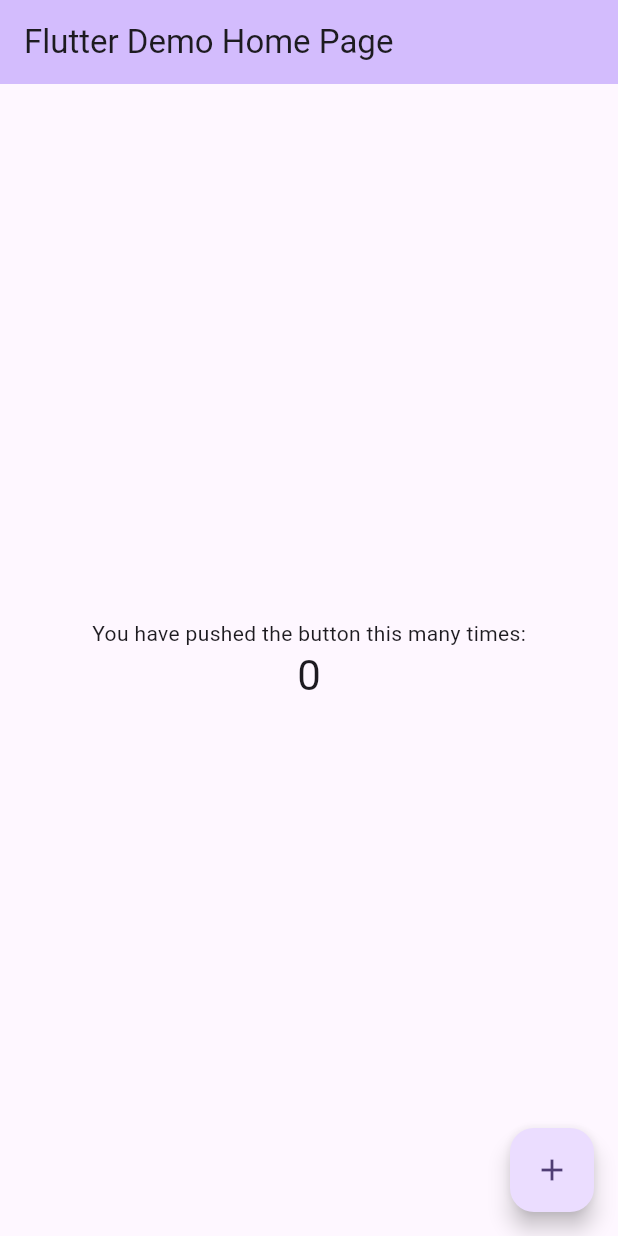
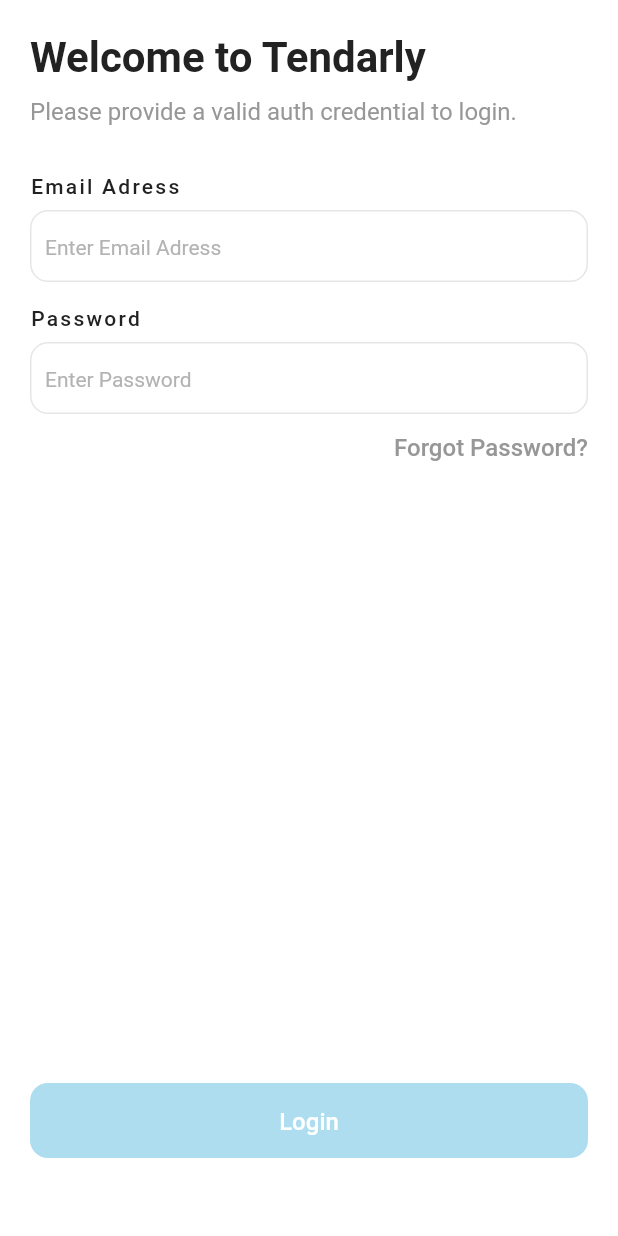
Before and after one commit to softcoder404/flutter-benders-flutter-localization, a Flutter app: the screen it shows after launch, on a phone screen of 412 x 824 dp. Run offline on Flutter 3.47's test engine with Material 2 defaults, Android fonts, the light colour scheme and no system bars; Roboto replaces fonts that are missing (FixelText).

Commit message:
starter project

```diff
--- /dev/null
+++ b/app_l10n/lib/components/buttons/primary_button.dart
@@ -0,0 +1,75 @@
+import 'package:flutter/material.dart';
+
+import '../../themes/colors.dart';
+import '../../themes/spacing.dart';
+import '../../themes/styles.dart';
+
+class PrimaryButton extends StatelessWidget {
+  const PrimaryButton({
+    super.key,
+    this.disabled = true,
+    this.isLoading = false,
+    this.title,
+    this.onTap,
+    this.bgColor,
+    this.btnIcon,
+    this.titleColor,
+    this.height,
+    this.btnTextStyle,
+  });
+  final String? title;
+  final bool disabled;
+  final VoidCallback? onTap;
+  final bool isLoading;
+  final Color? bgColor;
+  final Color? titleColor;
+  final Widget? btnIcon;
+  final double? height;
+  final TextStyle? btnTextStyle;
+  @override
+  Widget build(BuildContext context) {
+    return InkWell(
+      onTap: isLoading ? null : onTap,
+      child: SizedBox(
+        height: height ?? 50,
+        width: double.infinity,
+        child: Material(
+          shadowColor: AppColors.bgSecondary,
+          shape: RoundedRectangleBorder(
+            borderRadius: BorderRadius.circular(12),
+          ),
+          color: disabled
+              ? AppColors.systemPrimary.withOpacity(.35)
+              : bgColor ?? AppColors.systemPrimary,
+          elevation: disabled ? 0 : .5,
+          child: Align(
+            alignment: Alignment.center,
+            child: isLoading
+                ? const SizedBox(
+                    height: 22,
+                    width: 22,
+                    child: CircularProgressIndicator(
+                      backgroundColor: Colors.white,
+                    ),
+                  )
+                : Row(
+                    mainAxisAlignment: MainAxisAlignment.center,
+                    children: [
+                      if (btnIcon != null) ...[
+                        btnIcon!,
+                        HSpace.tiny,
+                      ],
+                      Text(
+                        title ?? 'Primary Button',
+                        style: btnTextStyle ??
+                            AppTextStyle.buttonMedium
+                                .copyWith(color: titleColor ?? Colors.white),
+                      ),
+                    ],
+                  ),
+          ),
+        ),
+      ),
+    );
+  }
+}
--- /dev/null
+++ b/app_l10n/lib/components/forms/app_text_field.dart
@@ -0,0 +1,134 @@
+import 'package:flutter/material.dart';
+import 'package:flutter/services.dart';
+
+import '../../themes/colors.dart';
+import '../../themes/spacing.dart';
+import '../../themes/styles.dart';
+import '../../themes/theme.dart';
+
+class AppTextField extends StatelessWidget {
+  const AppTextField({
+    super.key,
+    this.hintText,
+    this.showCountryCode = false,
+    this.controller,
+    this.validator,
+    this.onError = false,
+    this.errorMessage,
+    this.onSaved,
+    this.hideTitle = false,
+    this.title,
+    this.suffixIcon,
+    this.preffixIcon,
+    this.showErrorBorderOnly = false,
+    this.inputFormatters,
+    this.minLines,
+    this.keyboardType,
+    this.showRemoveText = false,
+    this.onRemove,
+    this.initialValue,
+    this.readOnly = false,
+  });
+  final String? hintText;
+  final bool showCountryCode;
+  final bool showErrorBorderOnly;
+  final TextEditingController? controller;
+  final String? Function(String?)? validator;
+  final bool onError;
+  final String? errorMessage;
+  final void Function(String?)? onSaved;
+  final String? title;
+  final Widget? suffixIcon;
+  final bool hideTitle;
+  final int? minLines;
+  final Widget? preffixIcon;
+  final List<TextInputFormatter>? inputFormatters;
+  final TextInputType? keyboardType;
+  final bool showRemoveText;
+  final VoidCallback? onRemove;
+  final String? initialValue;
+  final bool readOnly;
+  @override
+  Widget build(BuildContext context) {
+    final textTheme = Theme.of(context).textTheme;
+    return Column(
+      crossAxisAlignment: CrossAxisAlignment.start,
+      children: [
+        //field Title
+        if (!hideTitle)
+          Padding(
+            padding: const EdgeInsets.only(bottom: 8),
+            child: Row(
+              mainAxisAlignment: MainAxisAlignment.spaceBetween,
+              children: [
+                Text(
+                  title ?? 'Title',
+                  style: textTheme.labelSmall,
+                ),
+                if (showRemoveText)
+                  InkWell(
+                    onTap: onRemove,
+                    child: Text(
+                      'Remove',
+                      style: AppTextStyle.buttonSmall.copyWith(
+                        color: AppColors.systemNegative,
+                      ),
+                    ),
+                  )
+              ],
+            ),
+          ),
+        //field
+        Row(
+          crossAxisAlignment: CrossAxisAlignment.start,
+          children: [
+            Expanded(
+              child: TextFormField(
+                controller: controller,
+                onSaved: onSaved,
+                onChanged: onSaved,
+                readOnly: readOnly,
+                initialValue: initialValue,
+                obscureText: keyboardType == TextInputType.visiblePassword,
+                minLines: minLines,
+                keyboardType: keyboardType,
+                inputFormatters: inputFormatters,
+                maxLines: minLines != null ? minLines! + 3 : 1,
+                decoration: InputDecoration(
+                  hintText: hintText ?? 'Enter $title',
+                  prefixIcon: preffixIcon == null
+                      ? null
+                      : Padding(
+                          padding: const EdgeInsets.only(
+                              left: 4, top: 12, bottom: 12),
+                          child: preffixIcon,
+                        ),
+                  suffixIcon: showErrorBorderOnly
+                      ? null
+                      : Padding(
+                          padding: const EdgeInsets.only(
+                              left: 4, top: 12, bottom: 12),
+                          child: suffixIcon,
+                        ),
+                  focusedBorder: onError ? AppThemes.errorInputBorder : null,
+                  errorStyle: textTheme.bodySmall
+                      ?.copyWith(color: AppColors.systemNegative),
+                ),
+              ),
+            ),
+          ],
+        ),
+        if (onError && !showErrorBorderOnly) ...[
+          VSpace.veryTiny,
+          Text(
+            errorMessage ?? 'error message goes here',
+            style:
+                textTheme.bodySmall?.copyWith(color: AppColors.systemNegative),
+            maxLines: 2,
+            overflow: TextOverflow.ellipsis,
+          ),
+        ],
+      ],
+    );
+  }
+}
--- /dev/null
+++ b/app_l10n/lib/login/login_screen.dart
@@ -0,0 +1,73 @@
+import 'package:flutter/material.dart';
+
+import '../components/buttons/primary_button.dart';
+import '../components/forms/app_text_field.dart';
+import '../themes/colors.dart';
+import '../themes/spacing.dart';
+import '../themes/styles.dart';
+
+class LoginScreen extends StatelessWidget {
+  const LoginScreen({super.key});
+
+  @override
+  Widget build(BuildContext context) {
+    return Scaffold(
+      resizeToAvoidBottomInset: false, // this is new
+      backgroundColor: Colors.white,
+      body: SafeArea(
+          child: SizedBox.expand(
+        child: Padding(
+          padding: const EdgeInsets.all(20),
+          child: Column(
+            crossAxisAlignment: CrossAxisAlignment.stretch,
+            mainAxisSize: MainAxisSize.max,
+            children: [
+              Text(
+                'Welcome to Tendarly',
+                style: AppTextStyle.headingMedium.copyWith(
+                  color: AppColors.contentPrimary,
+                ),
+              ),
+              VSpace.tiny,
+              Text(
+                'Please provide a valid auth credential to login.',
+                style: AppTextStyle.bodyMedium
+                    .copyWith(color: AppColors.contentSecondary),
+              ),
+              VSpace.large,
+              const AppTextField(
+                title: 'Email Adress',
+                keyboardType: TextInputType.emailAddress,
+                errorMessage: 'Invalid email address',
+              ),
+              VSpace.medium,
+              const AppTextField(
+                  title: 'Password',
+                  keyboardType: TextInputType.visiblePassword),
+              VSpace.small,
+              Align(
+                alignment: Alignment.centerRight,
+                child: InkWell(
+                  onTap: () {},
+                  child: Text(
+                    'Forgot Password?',
+                    style: AppTextStyle.labelMedium
+                        .copyWith(color: AppColors.contentSecondary),
+                  ),
+                ),
+              ),
+              const Spacer(),
+              PrimaryButton(
+                onTap: () {
+                  FocusScope.of(context).unfocus();
+                },
+                title: 'Login',
+              ),
+              VSpace.large,
+            ],
+          ),
+        ),
+      )),
+    );
+  }
+}
--- a/app_l10n/lib/main.dart
+++ b/app_l10n/lib/main.dart
@@ -1,3 +1,5 @@
+import 'package:app_l10n/login/login_screen.dart';
+import 'package:app_l10n/themes/theme.dart';
 import 'package:flutter/material.dart';
 
 void main() {
@@ -11,115 +13,9 @@
   @override
   Widget build(BuildContext context) {
     return MaterialApp(
-      title: 'Flutter Demo',
-      theme: ThemeData(
-        // This is the theme of your application.
-        //
-        // TRY THIS: Try running your application with "flutter run". You'll see
-        // the application has a blue toolbar. Then, without quitting the app,
-        // try changing the seedColor in the colorScheme below to Colors.green
-        // and then invoke "hot reload" (save your changes or press the "hot
-        // reload" button in a Flutter-supported IDE, or press "r" if you used
-        // the command line to start the app).
-        //
-        // Notice that the counter didn't reset back to zero; the application
-        // state is not lost during the reload. To reset the state, use hot
-        // restart instead.
-        //
-        // This works for code too, not just values: Most code changes can be
-        // tested with just a hot reload.
-        colorScheme: ColorScheme.fromSeed(seedColor: Colors.deepPurple),
-        useMaterial3: true,
-      ),
-      home: const MyHomePage(title: 'Flutter Demo Home Page'),
+      title: 'App l10n Demo',
+      theme: AppThemes.lightTheme,
+      home: const LoginScreen(),
     );
   }
 }
-
-class MyHomePage extends StatefulWidget {
-  const MyHomePage({super.key, required this.title});
-
-  // This widget is the home page of your application. It is stateful, meaning
-  // that it has a State object (defined below) that contains fields that affect
-  // how it looks.
-
-  // This class is the configuration for the state. It holds the values (in this
-  // case the title) provided by the parent (in this case the App widget) and
-  // used by the build method of the State. Fields in a Widget subclass are
-  // always marked "final".
-
-  final String title;
-
-  @override
-  State<MyHomePage> createState() => _MyHomePageState();
-}
-
-class _MyHomePageState extends State<MyHomePage> {
-  int _counter = 0;
-
-  void _incrementCounter() {
-    setState(() {
-      // This call to setState tells the Flutter framework that something has
-      // changed in this State, which causes it to rerun the build method below
-      // so that the display can reflect the updated values. If we changed
-      // _counter without calling setState(), then the build method would not be
-      // called again, and so nothing would appear to happen.
-      _counter++;
-    });
-  }
-
-  @override
-  Widget build(BuildContext context) {
-    // This method is rerun every time setState is called, for instance as done
-    // by the _incrementCounter method above.
-    //
-    // The Flutter framework has been optimized to make rerunning build methods
-    // fast, so that you can just rebuild anything that needs updating rather
-    // than having to individually change instances of widgets.
-    return Scaffold(
-      appBar: AppBar(
-        // TRY THIS: Try changing the color here to a specific color (to
-        // Colors.amber, perhaps?) and trigger a hot reload to see the AppBar
-        // change color while the other colors stay the same.
-        backgroundColor: Theme.of(context).colorScheme.inversePrimary,
-        // Here we take the value from the MyHomePage object that was created by
-        // the App.build method, and use it to set our appbar title.
-        title: Text(widget.title),
-      ),
-      body: Center(
-        // Center is a layout widget. It takes a single child and positions it
-        // in the middle of the parent.
-        child: Column(
-          // Column is also a layout widget. It takes a list of children and
-          // arranges them vertically. By default, it sizes itself to fit its
-          // children horizontally, and tries to be as tall as its parent.
-          //
-          // Column has various properties to control how it sizes itself and
-          // how it positions its children. Here we use mainAxisAlignment to
-          // center the children vertically; the main axis here is the vertical
-          // axis because Columns are vertical (the cross axis would be
-          // horizontal).
-          //
-          // TRY THIS: Invoke "debug painting" (choose the "Toggle Debug Paint"
-          // action in the IDE, or press "p" in the console), to see the
-          // wireframe for each widget.
-          mainAxisAlignment: MainAxisAlignment.center,
-          children: <Widget>[
-            const Text(
-              'You have pushed the button this many times:',
-            ),
-            Text(
-              '$_counter',
-              style: Theme.of(context).textTheme.headlineMedium,
-            ),
-          ],
-        ),
-      ),
-      floatingActionButton: FloatingActionButton(
-        onPressed: _incrementCounter,
-        tooltip: 'Increment',
-        child: const Icon(Icons.add),
-      ), // This trailing comma makes auto-formatting nicer for build methods.
-    );
-  }
-}
--- /dev/null
+++ b/app_l10n/lib/themes/colors.dart
@@ -0,0 +1,24 @@
+import 'package:flutter/painting.dart';
+
+class AppColors {
+  //!System Colors
+  static const Color systemPrimary = Color(0xff149DD1);
+  static const Color systemSecondary = Color(0xff09BB89);
+  static const Color systemNegative = Color(0xffF25E43);
+  static const Color systemPositive = Color(0xff0BB02F);
+  static const Color systemWarning = Color(0xffFFA500);
+  static const Color systemAccent = Color(0xff007BFF);
+  //!Background Colors
+  static const Color bgPrimary = Color(0xffFFFFFF);
+  static const Color bgSecondary = Color(0xffF6F6F6);
+  static const Color bgNegativeLight = Color(0xffFFF7F6);
+  static const Color bgPositiveLight = Color(0xffF2FCF2);
+  static const Color bgWarningLight = Color(0xffFFEDCC);
+  //!Content Colors
+  static const Color contentPrimary = Color(0xff222222);
+  static const Color contentSecondary = Color(0xff979797);
+  static const Color contentDisable = Color(0xffB3B3B3);
+  //!Border Colors
+  static const Color borderPrimary = Color(0xffE6E6E6);
+  static const Color borderSecondary = Color(0xff007BFF);
+}
--- /dev/null
+++ b/app_l10n/lib/themes/spacing.dart
@@ -0,0 +1,36 @@
+import 'package:flutter/widgets.dart';
+
+class AppSize {
+  static const double xSmall = 4;
+  static const double small = 8;
+  static const double medium = 12;
+  static const double mediumLarge = 16;
+  static const double large = 20;
+  static const double xLarge = 24;
+  static const double xxLarge = 32;
+  static const double xxxLarge = 64;
+  static const double padding = 25;
+  static double screenWidth(BuildContext context) =>
+      MediaQuery.of(context).size.width;
+  static double screenHeight(BuildContext context) =>
+      MediaQuery.of(context).size.height;
+}
+
+class VSpace {
+  static const Widget veryTiny = SizedBox(height: AppSize.xSmall);
+  static const Widget tiny = SizedBox(height: AppSize.small);
+  static const Widget small = SizedBox(height: AppSize.medium);
+  static const Widget medium = SizedBox(height: AppSize.mediumLarge);
+  static const Widget large = SizedBox(height: AppSize.xxLarge);
+  static const Widget xLarge = SizedBox(height: 42);
+  static const Widget massive = SizedBox(height: AppSize.xxxLarge);
+}
+
+class HSpace {
+  static const Widget veryTiny = SizedBox(width: AppSize.xSmall);
+  static const Widget tiny = SizedBox(width: AppSize.small);
+  static const Widget small = SizedBox(width: AppSize.medium);
+  static const Widget medium = SizedBox(width: AppSize.mediumLarge);
+  static const Widget large = SizedBox(width: AppSize.xxLarge);
+  static const Widget massive = SizedBox(width: AppSize.xxxLarge);
+}
--- /dev/null
+++ b/app_l10n/lib/themes/styles.dart
@@ -0,0 +1,155 @@
+import 'package:flutter/material.dart';
+
+// App Typography
+
+abstract class AppTextStyle {
+  //! Display
+  static const displayLarge = TextStyle(
+    fontWeight: FontWeight.w700,
+    fontSize: 96,
+    height: 1.16,
+    fontFamily: 'FixelText',
+  );
+  static const displayMedium = TextStyle(
+    fontWeight: FontWeight.w600,
+    fontSize: 52,
+    height: 1.23,
+    fontFamily: 'FixelText',
+  );
+  static const displaySmall = TextStyle(
+    fontWeight: FontWeight.w600,
+    fontSize: 44,
+    height: 1.18,
+    fontFamily: 'FixelText',
+  );
+  static const displayXSmall = TextStyle(
+    fontWeight: FontWeight.w600,
+    fontSize: 36,
+    height: 1.2,
+    fontFamily: 'FixelText',
+  );
+  //! Headings
+  static const headingXxLarge = TextStyle(
+    fontWeight: FontWeight.w700,
+    fontSize: 40,
+    height: 1.3,
+    fontFamily: 'FixelText',
+  );
+  static const headingXLarge = TextStyle(
+    fontWeight: FontWeight.w700,
+    fontSize: 36,
+    height: 1.2,
+    fontFamily: 'FixelText',
+  );
+  static const headingLarge = TextStyle(
+    fontWeight: FontWeight.w600,
+    fontSize: 32,
+    height: 1.25,
+    fontFamily: 'FixelText',
+  );
+  static const headingMedium = TextStyle(
+    fontWeight: FontWeight.w600,
+    fontSize: 28,
+    height: 1.28,
+    fontFamily: 'FixelText',
+  );
+  static const headingSmall = TextStyle(
+    fontWeight: FontWeight.w600,
+    fontSize: 24,
+    height: 1.2,
+    fontFamily: 'FixelText',
+  );
+  static const headingXSmall = TextStyle(
+    fontWeight: FontWeight.w600,
+    fontSize: 20,
+    height: 1.4,
+    fontFamily: 'FixelText',
+  );
+  static const headingXXSmall = TextStyle(
+    fontWeight: FontWeight.w600,
+    fontSize: 18,
+    height: 1.28,
+    fontFamily: 'FixelText',
+  );
+  static const headingXXXSmall = TextStyle(
+    fontWeight: FontWeight.w600,
+    fontSize: 16,
+    height: 1.2,
+    fontFamily: 'FixelText',
+  );
+  //! Labels
+  static const labelLarge = TextStyle(
+    fontWeight: FontWeight.w600,
+    fontSize: 18,
+    height: 1.13,
+    fontFamily: 'FixelText',
+  );
+  static const labelMedium = TextStyle(
+    fontWeight: FontWeight.w500,
+    fontSize: 16,
+    height: 1.25,
+    fontFamily: 'FixelText',
+  );
+  static const labelSmall = TextStyle(
+    fontWeight: FontWeight.w500,
+    fontSize: 14,
+    height: 1.14,
+    fontFamily: 'FixelText',
+  );
+  static const labelXSmall = TextStyle(
+    fontWeight: FontWeight.w500,
+    fontSize: 12,
+    height: 1.14,
+    fontFamily: 'FixelText',
+  );
+  //! Body
+  static const bodyLarge = TextStyle(
+    fontWeight: FontWeight.w400,
+    fontSize: 18,
+    height: 1.13,
+    fontFamily: 'FixelText',
+  );
+  static const bodyMedium = TextStyle(
+    fontWeight: FontWeight.w400,
+    fontSize: 16,
+    height: 1.25,
+    fontFamily: 'FixelText',
+  );
+  static const bodySmall = TextStyle(
+    fontWeight: FontWeight.w400,
+    fontSize: 14,
+    height: 1.14,
+    fontFamily: 'FixelText',
+  );
+  static const bodyXSmall = TextStyle(
+    fontWeight: FontWeight.w400,
+    fontSize: 12,
+    height: 1.14,
+    fontFamily: 'FixelText',
+  );
+  //! Buttons
+  static const buttonLarge = TextStyle(
+    fontWeight: FontWeight.w500,
+    fontSize: 18,
+    height: 1.13,
+    fontFamily: 'FixelText',
+  );
+  static const buttonMedium = TextStyle(
+    fontWeight: FontWeight.w500,
+    fontSize: 16,
+    height: 1.25,
+    fontFamily: 'FixelText',
+  );
+  static const buttonSmall = TextStyle(
+    fontWeight: FontWeight.w500,
+    fontSize: 14,
+    height: 1.14,
+    fontFamily: 'FixelText',
+  );
+  static const buttonXSmall = TextStyle(
+    fontWeight: FontWeight.w500,
+    fontSize: 12,
+    height: 1.14,
+    fontFamily: 'FixelText',
+  );
+}
--- /dev/null
+++ b/app_l10n/lib/themes/theme.dart
@@ -0,0 +1,74 @@
+import 'package:app_l10n/themes/styles.dart';
+import 'package:flutter/material.dart';
+
+import 'colors.dart';
+
+class AppThemes {
+  static final errorInputBorder = OutlineInputBorder(
+    borderRadius: BorderRadius.circular(12.0),
+    borderSide: const BorderSide(
+      color: AppColors.systemNegative,
+    ),
+  );
+  static final focusedBorder = OutlineInputBorder(
+    borderRadius: BorderRadius.circular(12.0),
+    borderSide: BorderSide(
+      color: AppColors.borderSecondary.withOpacity(.3),
+    ),
+  );
+  static final ThemeData lightTheme = ThemeData(
+    fontFamily: 'FixelText',
+    scaffoldBackgroundColor: AppColors.bgPrimary,
+    colorScheme: ColorScheme.light(
+      primary: AppColors.systemPrimary,
+      secondary: AppColors.systemPrimary,
+      onErrorContainer: AppColors.systemNegative.withOpacity(.3),
+    ),
+    textTheme: TextTheme(
+      displayLarge:
+          AppTextStyle.displayLarge.copyWith(color: AppColors.contentPrimary),
+      displayMedium:
+          AppTextStyle.displayMedium.copyWith(color: AppColors.contentPrimary),
+      displaySmall:
+          AppTextStyle.displaySmall.copyWith(color: AppColors.contentPrimary),
+      bodyLarge:
+          AppTextStyle.bodyLarge.copyWith(color: AppColors.contentPrimary),
+      bodyMedium:
+          AppTextStyle.bodyMedium.copyWith(color: AppColors.contentPrimary),
+      bodySmall:
+          AppTextStyle.bodySmall.copyWith(color: AppColors.contentPrimary),
+      headlineLarge:
+          AppTextStyle.headingLarge.copyWith(color: AppColors.contentPrimary),
+      headlineMedium:
+          AppTextStyle.headingMedium.copyWith(color: AppColors.contentPrimary),
+      headlineSmall:
+          AppTextStyle.headingSmall.copyWith(color: AppColors.contentPrimary),
+      labelLarge:
+          AppTextStyle.labelLarge.copyWith(color: AppColors.contentPrimary),
+      labelMedium:
+          AppTextStyle.labelMedium.copyWith(color: AppColors.contentPrimary),
+      labelSmall:
+          AppTextStyle.labelSmall.copyWith(color: AppColors.contentPrimary),
+    ),
+    inputDecorationTheme: InputDecorationTheme(
+      filled: true,
+      fillColor: AppColors.bgPrimary,
+      focusedErrorBorder: errorInputBorder,
+      contentPadding: const EdgeInsets.symmetric(horizontal: 10, vertical: 14),
+      border: focusedBorder,
+      enabledBorder: OutlineInputBorder(
+        borderRadius: BorderRadius.circular(12.0),
+        borderSide: const BorderSide(
+          color: AppColors.borderPrimary,
+        ),
+      ),
+      errorBorder: errorInputBorder,
+      focusedBorder: focusedBorder,
+      hintStyle:
+          AppTextStyle.bodySmall.copyWith(color: AppColors.contentDisable),
+    ),
+    bottomAppBarTheme: const BottomAppBarTheme(
+      color: AppColors.systemPrimary,
+    ),
+  );
+}
```
Also changed, not shown: 1 other file.
